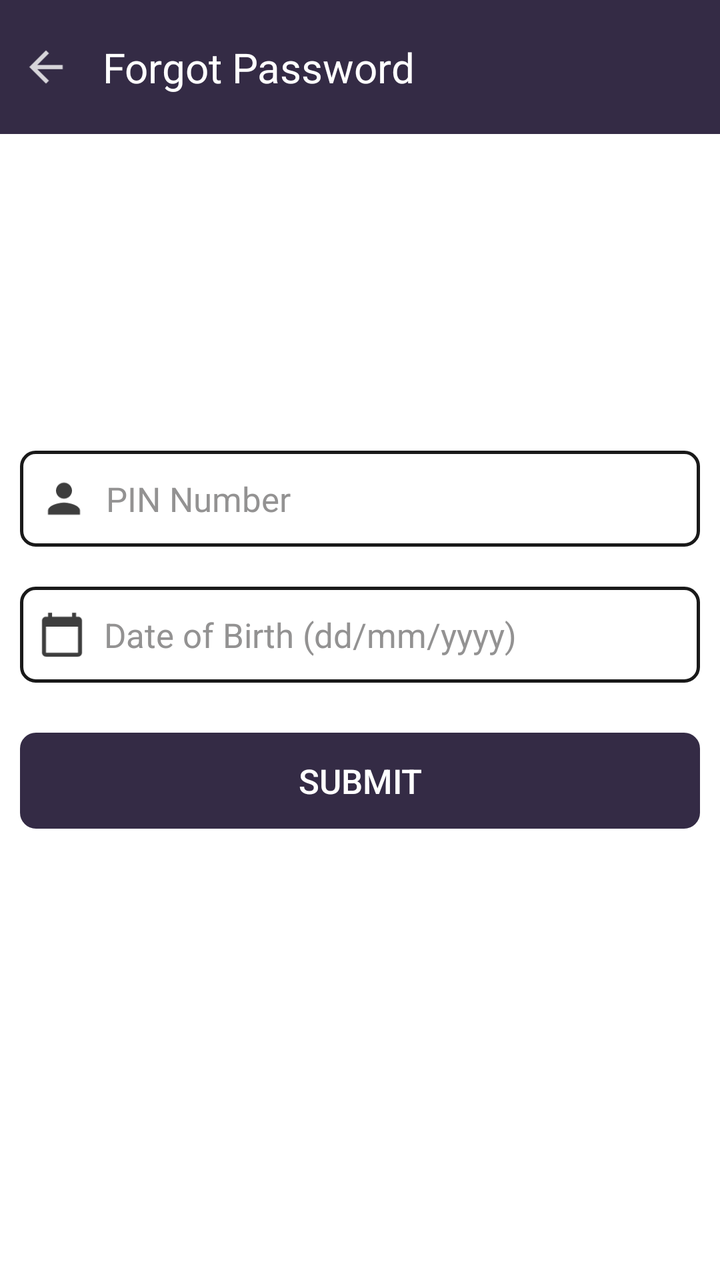
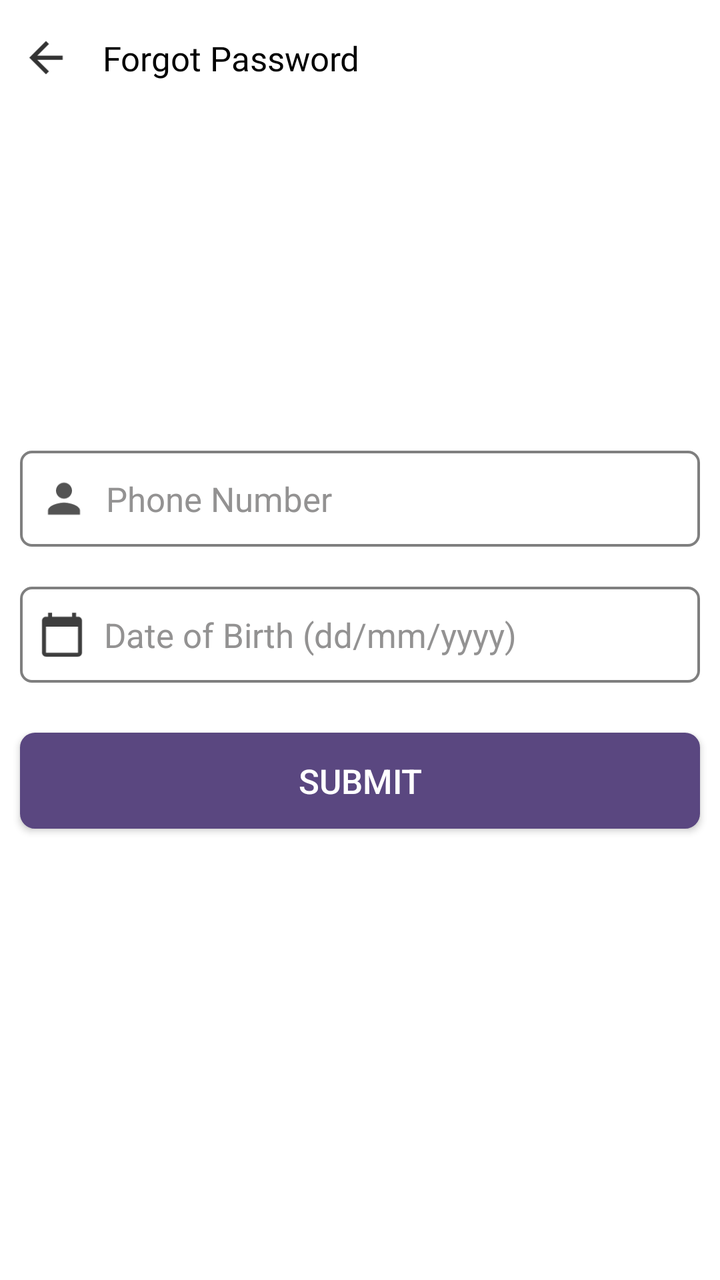

An Android layout rendered at two revisions. The XML below is the earlier revision; the diff shows what the commit changed to produce the second picture.
<!-- AndroidManifest.xml: application theme Theme.HisaabCalculator -->
<!-- res/layout/activity_forgot.xml -->
<?xml version="1.0" encoding="utf-8"?>
<RelativeLayout xmlns:android="http://schemas.android.com/apk/res/android"
    xmlns:app="http://schemas.android.com/apk/res-auto"
    xmlns:tools="http://schemas.android.com/tools"
    android:id="@+id/main"
    android:background="@color/white"
    android:layout_width="match_parent"
    android:layout_height="match_parent"
    tools:context="hisaab.store.analyser.ForgotPage">
    <LinearLayout
        android:layout_width="match_parent"
        android:layout_height="@dimen/toolbarheight"
        android:layout_alignParentTop="true"
        android:background="@color/primarydark"
        android:id="@+id/forgot_toolbarlayout"
        android:orientation="horizontal">
        <ImageView
            android:layout_width="wrap_content"
            android:minWidth="30dp"
            android:layout_height="@dimen/back_height"
            android:layout_margin="8dp"
            android:id="@+id/back_forgot_"
            android:contentDescription="Back button to move back"
            android:layout_gravity="center"
            android:src="@drawable/back" />
        <TextView
            android:layout_width="wrap_content"
            android:layout_height="match_parent"
            android:padding="5dp"
            android:gravity="center"
            android:layout_gravity="center"
            android:text="Forgot Password"
            android:textColor="@color/white"
            android:textSize="@dimen/toolbartextsize" />
    </LinearLayout>
    <LinearLayout
        android:layout_width="match_parent"
        android:layout_height="wrap_content"
        android:layout_centerVertical="true"
        android:id="@+id/forgot_layout"
        android:gravity="center"
        android:orientation="vertical"
        android:layout_centerHorizontal="true"
        >
        <EditText
            android:id="@+id/username_forget"
            android:layout_width="wrap_content"
            android:minWidth="370dp"
            android:maxLines="1"
            android:layout_height="wrap_content"
            android:layout_margin="10dp"
            android:background="@drawable/border"
            android:hint="PIN Number"
            android:maxLength="15"
            android:minHeight="48dp"
            android:textSize="17sp"
            android:padding="10dp"
            android:drawableLeft="@drawable/baseline_person_24"
            android:drawablePadding="9dp"
            android:textColor="@color/black"
            android:textColorHint="@color/gray" />
        <TextView
            android:id="@+id/dob_forget"
            android:layout_width="wrap_content"
            android:layout_height="wrap_content"
            android:layout_margin="10dp"
            android:background="@drawable/border"
            android:drawableLeft="@drawable/baseline_calendar_today_24"
            android:drawablePadding="9dp"
            android:textSize="17sp"
            android:hint="Date of Birth (dd/mm/yyyy)"
            android:gravity="center|start"
            android:minWidth="370dp"
            android:minHeight="48dp"
            android:padding="9dp"
            android:textColor="@color/black"
            android:textColorHint="@color/gray" />



        <androidx.appcompat.widget.AppCompatButton
            android:id="@+id/submit_button_forget"
            android:layout_width="wrap_content"
            android:minWidth="370dp"
            android:layout_height="wrap_content"
            android:layout_marginStart="10dp"
            android:layout_marginTop="15dp"
            android:layout_marginEnd="10dp"
            android:layout_marginBottom="10dp"
            android:padding="12dp"
            android:background="@drawable/border4"
            android:backgroundTint="@color/primarydark"
            android:text="Submit"
            android:textColor="@color/white"
            android:textSize="17sp" />
        <TextView
            android:layout_width="wrap_content"
            android:layout_height="wrap_content"
            android:layout_centerHorizontal="true"
            android:layout_marginTop="35dp"
            android:id="@+id/result_forget"
            android:visibility="gone"
            android:layout_marginStart="10dp"
            android:textColor="#FA4C4C"
            android:textSize="18sp"
            android:text="**Your password is 1223"
            android:layout_marginEnd="10dp"
            android:layout_marginBottom="10dp"
            />
    </LinearLayout>


</RelativeLayout>
<!-- resources referenced by this layout -->
<resources>
  <color name="black">#FF000000</color>
  <color name="gray">#939292</color>
  <color name="primarydark">#342B45</color>
  <color name="white">#FFFFFFFF</color>
  <dimen name="back_height">25dp</dimen>
  <dimen name="toolbarheight">67dp</dimen>
  <dimen name="toolbartextsize">20.6sp</dimen>
  <!-- drawable back (drawable-anydpi) -->
  <vector xmlns:android="http://schemas.android.com/apk/res/android"
      android:width="24dp"
      android:height="24dp"
      android:viewportWidth="24"
      android:viewportHeight="24"
      android:tint="#FFFFFF"
      android:alpha="0.8"
      android:autoMirrored="true">
    <path
        android:fillColor="@android:color/white"
        android:pathData="M20,11H7.83l5.59,-5.59L12,4l-8,8 8,8 1.41,-1.41L7.83,13H20v-2z"/>
  </vector>
  <!-- drawable baseline_calendar_today_24 (drawable) -->
  <vector xmlns:android="http://schemas.android.com/apk/res/android" android:height="24dp" android:tint="#3E3E3E" android:viewportHeight="24" android:viewportWidth="24" android:width="24dp">
        
      <path android:fillColor="@android:color/white" android:pathData="M20,3h-1L19,1h-2v2L7,3L7,1L5,1v2L4,3c-1.1,0 -2,0.9 -2,2v16c0,1.1 0.9,2 2,2h16c1.1,0 2,-0.9 2,-2L22,5c0,-1.1 -0.9,-2 -2,-2zM20,21L4,21L4,8h16v13z"/>
      
  </vector>
  <!-- drawable baseline_person_24 (drawable) -->
  <vector android:height="24dp" android:tint="#3E3E3E"
      android:viewportHeight="24" android:viewportWidth="24"
      android:width="24dp" xmlns:android="http://schemas.android.com/apk/res/android">
      <path android:fillColor="@android:color/white" android:pathData="M12,12c2.21,0 4,-1.79 4,-4s-1.79,-4 -4,-4 -4,1.79 -4,4 1.79,4 4,4zM12,14c-2.67,0 -8,1.34 -8,4v2h16v-2c0,-2.66 -5.33,-4 -8,-4z"/>
  </vector>
  <!-- drawable border (drawable) -->
  <?xml version="1.0" encoding="utf-8"?>
  
  <shape xmlns:android="http://schemas.android.com/apk/res/android" android:shape="rectangle">
      <stroke
          android:color="#191919"
          android:width="1.8dp"
          />
  
      <corners
          android:radius="7dp"
          />
  
  </shape>
  <!-- drawable border4 (drawable) -->
  <?xml version="1.0" encoding="utf-8"?>
  
  <shape xmlns:android="http://schemas.android.com/apk/res/android" android:shape="rectangle">
      <stroke
          android:color="@color/black"
          android:width="2dp"
          />
  
      <corners
          android:radius="7dp"
          />
  
  </shape>
  <style name="Theme.HisaabCalculator" parent="Theme.MaterialComponents.DayNight.NoActionBar">
          
          <item name="colorPrimary">@color/purple_500</item>
          <item name="android:itemBackground">#2B2A2A</item>
          <item name="android:textColor">@color/white</item>
          <item name="android:insetTop">0dp</item>
          <item name="popupMenuBackground">@color/white</item>
          <item name="android:insetBottom">0dp</item>
          <item name="colorPrimaryVariant">@color/purple_700</item>
          <item name="colorOnPrimary">@color/white</item>
          
          <item name="colorSecondary">@color/itemdark</item>
          <item name="colorSecondaryVariant">@color/teal_700</item>
          <item name="colorOnSecondary">@color/black</item>
          
          <item name="android:statusBarColor" tools:targetApi="l">@color/backgrounddark</item>
          
      </style>
  <color name="purple_500">#6200EE</color>
  <color name="purple_700">#FF3700B3</color>
  <color name="itemdark">#FF03DAC5</color>
  <color name="teal_700">#FF018786</color>
  <color name="backgrounddark">#373142</color>
</resources>

<!-- the commit's change to res/layout/activity_forgot.xml (unified diff, before → after) -->
@@ -11,7 +11,7 @@
         android:layout_width="match_parent"
         android:layout_height="@dimen/toolbarheight"
         android:layout_alignParentTop="true"
-        android:background="@color/primarydark"
+        android:background="@color/white"
         android:id="@+id/forgot_toolbarlayout"
         android:orientation="horizontal">
         <ImageView
@@ -22,7 +22,8 @@
             android:id="@+id/back_forgot_"
             android:contentDescription="Back button to move back"
             android:layout_gravity="center"
-            android:src="@drawable/back" />
+            android:src="@drawable/back"
+            app:tint="@color/black" />
         <TextView
             android:layout_width="wrap_content"
             android:layout_height="match_parent"
@@ -30,7 +31,8 @@
             android:gravity="center"
             android:layout_gravity="center"
             android:text="Forgot Password"
-            android:textColor="@color/white"
+            android:fontFamily="@font/days_one"
+            android:textColor="@color/black"
             android:textSize="@dimen/toolbartextsize" />
     </LinearLayout>
     <LinearLayout
@@ -49,11 +51,13 @@
             android:maxLines="1"
             android:layout_height="wrap_content"
             android:layout_margin="10dp"
+            android:drawableTint="#535353"
             android:background="@drawable/border"
-            android:hint="PIN Number"
-            android:maxLength="15"
+            android:hint="Phone Number"
+            android:maxLength="10"
             android:minHeight="48dp"
             android:textSize="17sp"
+            android:inputType="number"
             android:padding="10dp"
             android:drawableLeft="@drawable/baseline_person_24"
             android:drawablePadding="9dp"
<!-- resource entries referenced after the edit -->
@@ -2,11 +2,11 @@
 <resources>
   <color name="black">#FF000000</color>
   <color name="gray">#939292</color>
-  <color name="primarydark">#342B45</color>
+  <color name="primarydark">#5A4780</color>
   <color name="white">#FFFFFFFF</color>
   <dimen name="back_height">25dp</dimen>
-  <dimen name="toolbarheight">67dp</dimen>
-  <dimen name="toolbartextsize">20.6sp</dimen>
+  <dimen name="toolbarheight">58dp</dimen>
+  <dimen name="toolbartextsize">17sp</dimen>
   <!-- drawable back (drawable-anydpi) -->
   <vector xmlns:android="http://schemas.android.com/apk/res/android"
       android:width="24dp"
@@ -27,22 +27,22 @@
       
   </vector>
   <!-- drawable baseline_person_24 (drawable) -->
-  <vector android:height="24dp" android:tint="#3E3E3E"
+  <vector android:height="24dp" android:tint="#A5A5A5"
       android:viewportHeight="24" android:viewportWidth="24"
       android:width="24dp" xmlns:android="http://schemas.android.com/apk/res/android">
-      <path android:fillColor="@android:color/white" android:pathData="M12,12c2.21,0 4,-1.79 4,-4s-1.79,-4 -4,-4 -4,1.79 -4,4 1.79,4 4,4zM12,14c-2.67,0 -8,1.34 -8,4v2h16v-2c0,-2.66 -5.33,-4 -8,-4z"/>
+      <path android:fillColor="#E4E4E4" android:pathData="M12,12c2.21,0 4,-1.79 4,-4s-1.79,-4 -4,-4 -4,1.79 -4,4 1.79,4 4,4zM12,14c-2.67,0 -8,1.34 -8,4v2h16v-2c0,-2.66 -5.33,-4 -8,-4z"/>
   </vector>
   <!-- drawable border (drawable) -->
   <?xml version="1.0" encoding="utf-8"?>
   
   <shape xmlns:android="http://schemas.android.com/apk/res/android" android:shape="rectangle">
       <stroke
-          android:color="#191919"
-          android:width="1.8dp"
+          android:color="#CC605F5F"
+          android:width="1.2dp"
           />
   
       <corners
-          android:radius="7dp"
+          android:radius="5.2dp"
           />
   
   </shape>
@@ -50,19 +50,19 @@
   <?xml version="1.0" encoding="utf-8"?>
   
   <shape xmlns:android="http://schemas.android.com/apk/res/android" android:shape="rectangle">
-      <stroke
-          android:color="@color/black"
-          android:width="2dp"
-          />
-  
-      <corners
-          android:radius="7dp"
-          />
+  <stroke
+      android:color="#3B324C"
+      android:width="1dp"
+      />
+  <solid android:color="@color/white"/>
+  <corners
+      android:radius="7dp"
+      />
   
   </shape>
   <style name="Theme.HisaabCalculator" parent="Theme.MaterialComponents.DayNight.NoActionBar">
           
-          <item name="colorPrimary">@color/purple_500</item>
+          <item name="colorPrimary">@color/primarylight</item>
           <item name="android:itemBackground">#2B2A2A</item>
           <item name="android:textColor">@color/white</item>
           <item name="android:insetTop">0dp</item>
@@ -74,14 +74,15 @@
           <item name="colorSecondary">@color/itemdark</item>
           <item name="colorSecondaryVariant">@color/teal_700</item>
           <item name="colorOnSecondary">@color/black</item>
+          <item name="android:fitsSystemWindows">true</item>
+          <item name="android:windowFullscreen">false</item>
           
-          <item name="android:statusBarColor" tools:targetApi="l">@color/backgrounddark</item>
+          <item name="android:statusBarColor" tools:targetApi="l">@color/primarylight</item>
           
       </style>
-  <color name="purple_500">#6200EE</color>
-  <color name="purple_700">#FF3700B3</color>
+  <color name="primarylight">#5E368F</color>
+  <color name="purple_700">#E4E4E4</color>
   <color name="itemdark">#FF03DAC5</color>
   <color name="teal_700">#FF018786</color>
-  <color name="backgrounddark">#373142</color>
 </resources>
 
